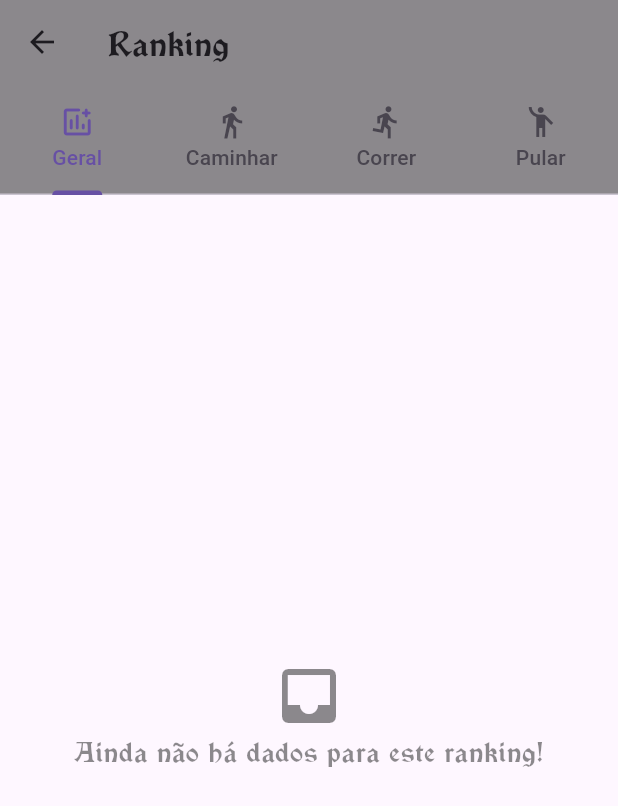
After one commit to GustavoZaffani/letsgoapp, a Flutter app: the screen it shows after launch, after a tap on the "emoji events" icon, on a phone screen of 412 x 824 dp. The commit adds this screen. Shown: the top 806 px of the screen. Run offline on Flutter 3.47's test engine with Material 3 defaults, Android fonts, the phone set to English and light mode, and no system bars; our stand-ins replace shared_preferences; missing offline and left inert: flame, flame_audio.

Commit message:
Implementado tela de ranking

```diff
--- /dev/null
+++ b/lib/components/ranking.dart
@@ -0,0 +1,65 @@
+import 'package:flutter/material.dart';
+import 'package:letsgo/components/tab_view_ranking.dart';
+import 'package:letsgo/enumerations/tab_view_ranking_enum.dart';
+
+class Ranking extends StatelessWidget {
+  const Ranking({super.key});
+
+  @override
+  Widget build(BuildContext context) {
+    return DefaultTabController(
+      initialIndex: 0,
+      length: 4,
+      child: Scaffold(
+          appBar: AppBar(
+            title: const Text(
+              "Ranking",
+              style: TextStyle(
+                fontFamily: "Vinque",
+              ),
+            ),
+            bottom: const TabBar(
+              tabs: [
+                Tab(
+                  icon: Icon(Icons.add_chart_rounded),
+                  text: "Geral",
+                ),
+                Tab(
+                  icon: Icon(Icons.directions_walk),
+                  text: "Caminhar",
+                ),
+                Tab(
+                  icon: Icon(Icons.directions_run),
+                  text: "Correr",
+                ),
+                Tab(
+                  icon: Icon(Icons.emoji_people),
+                  text: "Pular",
+                )
+              ],
+            ),
+            backgroundColor: Colors.black45,
+          ),
+          body: TabBarView(
+            children: [
+              Center(
+                  child: TabViewRanking(
+                tabView: TabViewRankingEnum.general,
+              )),
+              Center(
+                  child: TabViewRanking(
+                tabView: TabViewRankingEnum.walk,
+              )),
+              Center(
+                  child: TabViewRanking(
+                tabView: TabViewRankingEnum.run,
+              )),
+              Center(
+                  child: TabViewRanking(
+                tabView: TabViewRankingEnum.jump,
+              )),
+            ],
+          )),
+    );
+  }
+}
--- /dev/null
+++ b/lib/components/tab_view_ranking.dart
@@ -0,0 +1,120 @@
+import 'package:flutter/material.dart';
+import 'package:letsgo/components/card_ranking.dart';
+import 'package:letsgo/dto/score_card.dart';
+import 'package:letsgo/enumerations/modality.dart';
+import 'package:letsgo/enumerations/tab_view_ranking_enum.dart';
+import 'package:letsgo/services/ranking_service.dart';
+
+class TabViewRanking extends StatelessWidget {
+  final RankingService service = RankingService();
+  final TabViewRankingEnum tabView;
+
+  TabViewRanking({super.key, required this.tabView});
+
+  @override
+  Widget build(BuildContext context) {
+    return FutureBuilder<List<ScoreCard>>(
+      initialData: List.empty(),
+      future: getRanking(),
+      builder: (context, snapshot) {
+        switch (snapshot.connectionState) {
+          case ConnectionState.waiting:
+            {
+              return const Center(
+                child: Column(
+                  mainAxisAlignment: MainAxisAlignment.center,
+                  crossAxisAlignment: CrossAxisAlignment.center,
+                  children: <Widget>[
+                    CircularProgressIndicator(),
+                    SizedBox(height: 8),
+                    Text(
+                      'Carregando ranking...',
+                      style: TextStyle(
+                        fontFamily: "Vinque",
+                      ),
+                    )
+                  ],
+                ),
+              );
+              break;
+            }
+          case ConnectionState.done:
+            {
+              final List<ScoreCard>? scores = snapshot.data;
+
+              if (scores != null && scores.isNotEmpty) {
+                return ListView.builder(
+                  itemBuilder: (context, index) {
+                    final ScoreCard score = scores[index];
+                    return CardRanking(score: score);
+                  },
+                  itemCount: scores.length,
+                );
+              } else {
+                return const Center(
+                  child: Column(
+                    mainAxisAlignment: MainAxisAlignment.center,
+                    children: [
+                      Icon(
+                        Icons.inbox,
+                        color: Colors.black45,
+                        size: 48,
+                      ),
+                      Text(
+                        textAlign: TextAlign.center,
+                        "Ainda não há dados para este ranking!",
+                        style: TextStyle(
+                          fontSize: 18,
+                          color: Colors.black45,
+                          fontFamily: "Vinque"
+                        ),
+                      ),
+                    ],
+                  ),
+                );
+              }
+            }
+          default:
+            break;
+        }
+
+        return const Center(
+          child: Column(
+            mainAxisAlignment: MainAxisAlignment.center,
+            children: [
+              Icon(
+                Icons.error_outline,
+                color: Colors.black45,
+                size: 48,
+              ),
+              Text(
+                textAlign: TextAlign.center,
+                "Falha no processamento",
+                style: TextStyle(
+                  fontSize: 18,
+                  color: Colors.black45,
+                  fontFamily: "Vinque",
+                ),
+              ),
+            ],
+          ),
+        );
+      },
+    );
+  }
+
+  Future<List<ScoreCard>> getRanking() async {
+    await Future.delayed(Duration(seconds: 1));
+
+    switch (tabView) {
+      case TabViewRankingEnum.run:
+        return await service.getRankingByModality(Modality.run);
+      case TabViewRankingEnum.jump:
+        return await service.getRankingByModality(Modality.jump);
+      case TabViewRankingEnum.walk:
+        return await service.getRankingByModality(Modality.walk);
+      default:
+        return await service.getGeneralRanking();
+    }
+  }
+}
--- /dev/null
+++ b/lib/dto/score_card.dart
@@ -0,0 +1,15 @@
+import 'package:letsgo/enumerations/modality.dart';
+
+class ScoreCard {
+  final int position;
+  final int time;
+  final DateTime dateTimeExercise;
+  final Modality modality;
+
+  ScoreCard({
+    required this.position,
+    required this.time,
+    required this.dateTimeExercise,
+    required this.modality,
+  });
+}
--- a/lib/enumerations/modality.dart
+++ b/lib/enumerations/modality.dart
@@ -8,11 +8,22 @@ extension ModalityExtension on Modality {
   String get value {
     switch (this) {
       case Modality.run:
-        return 'run';
+        return "run";
       case Modality.jump:
-        return 'jump';
+        return "jump";
       case Modality.walk:
-        return 'walk';
+        return "walk";
+    }
+  }
+
+  String get format {
+    switch (this) {
+      case Modality.run:
+        return "Correr";
+      case Modality.jump:
+        return "Pular";
+      case Modality.walk:
+        return "Caminhar";
     }
   }
 }
@@ -20,14 +31,14 @@ extension ModalityExtension on Modality {
 extension ModalityParser on String {
   Modality parseModality() {
     switch (this) {
-      case 'run':
+      case "run":
         return Modality.run;
-      case 'jump':
+      case "jump":
         return Modality.jump;
-      case 'walk':
+      case "walk":
         return Modality.walk;
       default:
-        throw ArgumentError('Invalid Modality value: $this');
+        throw ArgumentError("Invalid Modality value: $this");
     }
   }
 }
--- /dev/null
+++ b/lib/enumerations/tab_view_ranking_enum.dart
@@ -0,0 +1,6 @@
+enum TabViewRankingEnum {
+  general,
+  run,
+  walk,
+  jump
+}
--- a/lib/game/move_game.dart
+++ b/lib/game/move_game.dart
@@ -85,7 +85,7 @@ class MoveGame extends FlameGame {
 
     SharedPreferencesUtil shared = SharedPreferencesUtil();
     await shared.init();
-    shared.saveObjectList("score", score);
+    shared.saveNewScore(score);
   }
 
   ParamsAthlete createParamsByModality(Modality? modality) {
--- a/lib/main.dart
+++ b/lib/main.dart
@@ -1,38 +1,40 @@
 import 'package:flame/game.dart';
 import 'package:flutter/material.dart';
 import 'package:letsgo/components/card_menu.dart';
+import 'package:letsgo/components/ranking.dart';
 import 'package:letsgo/enumerations/modality.dart';
 import 'package:letsgo/game/move_game.dart';
 
 void main() {
-  runApp(const MyApp());
+  runApp(const LetsGoApp());
 }
 
-class MyApp extends StatelessWidget {
-  const MyApp({super.key});
+class LetsGoApp extends StatelessWidget {
+  const LetsGoApp({super.key});
 
   @override
   Widget build(BuildContext context) {
     return MaterialApp(
       initialRoute: "/menu",
       routes: {
-        "/menu": (context) => const MyHomePage(title: 'Olá, jovem padawan!'),
+        "/menu": (context) => const MenuPage(title: 'Olá, jovem padawan!'),
         "/game": (context) => GameWidget(game: MoveGame(context: context)),
+        "/ranking": (context) => const Ranking(),
       },
     );
   }
 }
 
-class MyHomePage extends StatefulWidget {
-  const MyHomePage({super.key, required this.title});
+class MenuPage extends StatefulWidget {
+  const MenuPage({super.key, required this.title});
 
   final String title;
 
   @override
-  State<MyHomePage> createState() => _MyHomePageState();
+  State<MenuPage> createState() => _MenuPageState();
 }
 
-class _MyHomePageState extends State<MyHomePage> {
+class _MenuPageState extends State<MenuPage> {
   @override
   Widget build(BuildContext context) {
     return Stack(
@@ -53,13 +55,6 @@ class _MyHomePageState extends State<MyHomePage> {
                 fontFamily: "Vinque",
               ),
             ),
-            actions: [
-              IconButton(
-                onPressed: () {},
-                icon: const Icon(Icons.emoji_events),
-                tooltip: "Ranking",
-              )
-            ],
           ),
           body: const Center(
             child: Column(
@@ -86,6 +81,15 @@ class _MyHomePageState extends State<MyHomePage> {
               ],
             ),
           ),
+          floatingActionButton: FloatingActionButton(
+            backgroundColor: Colors.deepPurple,
+            onPressed: () => Navigator.pushNamed(context, "/ranking"),
+            tooltip: 'Ranking',
+            child: const Icon(
+              Icons.emoji_events_outlined,
+              color: Colors.white,
+            ),
+          ),
         ),
       ],
     );
--- /dev/null
+++ b/lib/services/ranking_service.dart
@@ -0,0 +1,46 @@
+import 'package:letsgo/dao/shared_preferences.dart';
+import 'package:letsgo/dto/score_card.dart';
+import 'package:letsgo/dto/score_exercise.dart';
+import 'package:letsgo/enumerations/modality.dart';
+
+class RankingService {
+  Future<List<ScoreCard>> getGeneralRanking() async {
+    SharedPreferencesUtil shared = SharedPreferencesUtil();
+    await shared.init();
+
+    List<ScoreExercise> scoreList = shared.getScoreList();
+    scoreList.sort((a, b) => b.time.compareTo(a.time));
+
+    int position = 1;
+
+    return scoreList
+        .map((score) => ScoreCard(
+            position: position++,
+            time: score.time,
+            dateTimeExercise: score.dateTimeExercise,
+            modality: score.modality))
+        .toList();
+  }
+
+  Future<List<ScoreCard>> getRankingByModality(Modality modality) async {
+    SharedPreferencesUtil shared = SharedPreferencesUtil();
+    await shared.init();
+
+    List<ScoreExercise> scoreList = shared
+        .getScoreList()
+        .where((score) => score.modality == modality)
+        .toList();
+
+    scoreList.sort((a, b) => b.time.compareTo(a.time));
+
+    int position = 1;
+
+    return scoreList
+        .map((score) => ScoreCard(
+            position: position++,
+            time: score.time,
+            dateTimeExercise: score.dateTimeExercise,
+            modality: score.modality))
+        .toList();
+  }
+}
--- a/pubspec.yaml
+++ b/pubspec.yaml
@@ -33,6 +33,7 @@ dependencies:
   flame: ^1.15.0
   flame_audio: ^2.10.1
   shared_preferences: ^2.2.2
+  intl: ^0.19.0
 
   # The following adds the Cupertino Icons font to your application.
   # Use with the CupertinoIcons class for iOS style icons.
```
Also changed, not shown: lib/components/card_ranking.dart (added, +140 -0 lines), lib/dao/shared_preferences.dart (+8 -9 lines), lib/dto/score_exercise.dart (+12 -5 lines), lib/utils/FormatterUtils.dart (+7 -0 lines), pubspec.lock, 1 other file.
